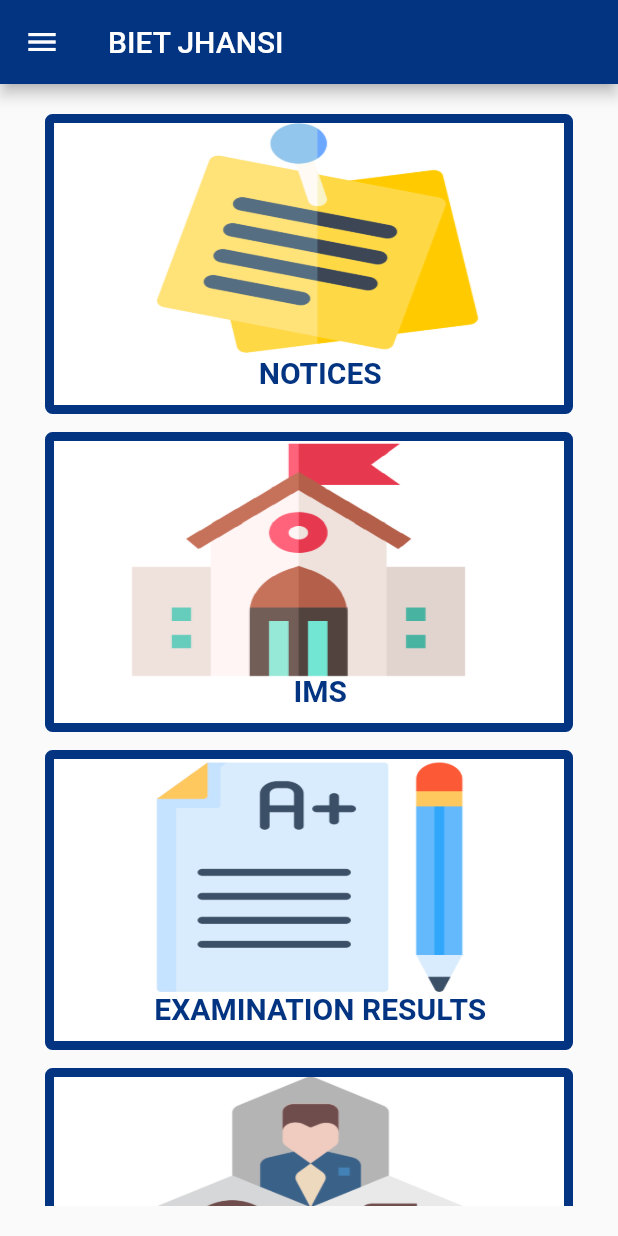
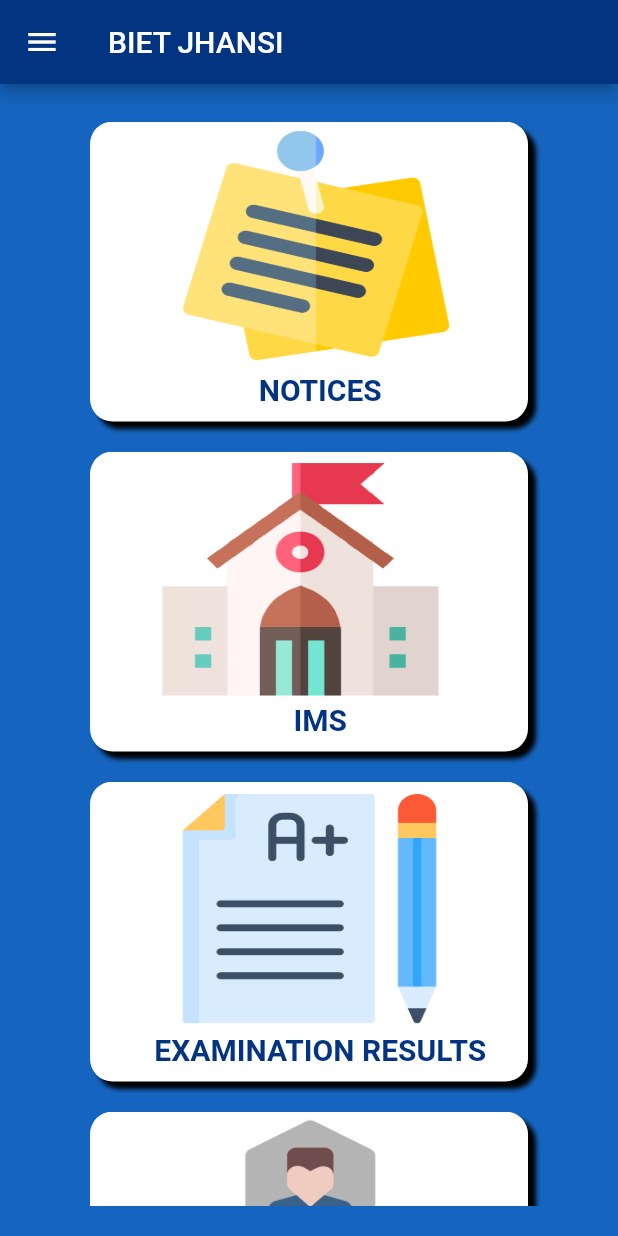
Before and after one commit to sumitks866/application_biet_biet_hacks, a Flutter app: the Home screen opened directly, on a phone screen of 412 x 824 dp. Run offline on Flutter 3.47's test engine with Material 2 defaults, Android fonts, the phone set to English and light mode, and no system bars.

Commit message:
added routing

```diff
--- a/lib/models/draweritem_def.dart
+++ b/lib/models/draweritem_def.dart
@@ -3,6 +3,6 @@ import 'package:flutter/cupertino.dart';
 class DrawerItem{
   String text;
   Icon icon;
-
-  DrawerItem({this.text,this.icon});
+  String screenName ;
+  DrawerItem({this.text,this.icon,this.screenName});
 }
--- a/lib/screens/home.dart
+++ b/lib/screens/home.dart
@@ -3,7 +3,7 @@ import 'package:flutter/material.dart';
 import 'package:application_biet_biet_hacks/models/draweritem_def.dart';
 import 'package:application_biet_biet_hacks/screens/renderDrawer.dart';
 import 'package:application_biet_biet_hacks/models/tiles_def.dart';
-import 'package:application_biet_biet_hacks/screens/tiles.dart';
+import 'package:application_biet_biet_hacks/screens/renderTiles.dart';
 
 class Home extends StatefulWidget {
   @override
@@ -13,12 +13,12 @@ class Home extends StatefulWidget {
 class _HomeState extends State<Home> {
 
   List<DrawerItem> draweritems = [
-    DrawerItem(text: "You",icon: Icon(Icons.person)),
-    DrawerItem(text: "Academics",icon: Icon(Icons.book)),
-    DrawerItem(text: "Training & Placement",icon: Icon(Icons.dashboard)),
-    DrawerItem(text: "Alumni",icon: Icon(Icons.account_balance)),
-    DrawerItem(text: "Grievance Redressal",icon: Icon(Icons.inbox)),
-    DrawerItem(text: "Contact Us",icon: Icon(Icons.mail)),
+    DrawerItem(text: "You",icon: Icon(Icons.person),screenName: '/you'),
+    DrawerItem(text: "Academics",icon: Icon(Icons.book),screenName: '/academics'),
+    DrawerItem(text: "Training & Placement",icon: Icon(Icons.dashboard),screenName: '/tandp'),
+    DrawerItem(text: "Alumni",icon: Icon(Icons.account_balance),screenName: '/alumni'),
+    DrawerItem(text: "Grievance Redressal",icon: Icon(Icons.inbox),screenName: '/grievance'),
+    DrawerItem(text: "Contact Us",icon: Icon(Icons.mail), screenName: '/contact'),
     DrawerItem(text: "Sign Out",icon: Icon(Icons.exit_to_app))
   ];
 
@@ -69,9 +69,15 @@ class _HomeState extends State<Home> {
             ],
           ),
         ),
-        body: Padding(
-          padding: EdgeInsets.all(20.0),
-          child : RenderTiles(),
+        body: Container(
+          decoration: BoxDecoration(
+            color : Colors.blue[800],
+          ),
+          child: Padding(
+            padding: EdgeInsets.all(20.0),
+
+            child : RenderTiles(),
+          ),
         ) ,
       ),
     );
--- a/lib/screens/renderDrawer.dart
+++ b/lib/screens/renderDrawer.dart
@@ -10,7 +10,8 @@ class RenderDrawer extends StatelessWidget {
       title : Text(draweritem.text) ,
       leading: draweritem.icon,
       onTap: () {
-        Navigator.pop(context);
+        // Special case for sign out
+        Navigator.pushNamed(context,draweritem.screenName);
       },
     );
   }
--- a/lib/screens/tiles.dart
+++ b/lib/screens/renderTiles.dart
@@ -22,7 +22,7 @@ class _TilesState extends State<Tiles> {
           isActive = !isActive;
           elevation = 0;
         });
-        //Navigator.pushNamed(context, '${widget.tileitem.screenName}');
+        Navigator.pushNamed(context, '${widget.tileitem.screenName}');
       },
       onTapUp: (_){
         setState(() {
@@ -31,15 +31,24 @@ class _TilesState extends State<Tiles> {
         });
       },
       child: Container(
-        margin: EdgeInsets.fromLTRB(10.0, 0.0, 10.0, 12.0),
+        margin: EdgeInsets.fromLTRB(40.0, 5.0, 40.0, 15.0),
         width: double.maxFinite,
+
         height: 200,
         decoration: BoxDecoration(
-          borderRadius: BorderRadius.circular(5.0),
-          border: Border.all(color: isActive?Colors.grey[700]:Color.fromRGBO(2, 52, 130, 1),width: 6),
+          borderRadius: BorderRadius.circular(15.0),
+          boxShadow: [BoxShadow(
+            color: Colors.black,
+            blurRadius: 2.0,
+
+            offset: Offset(5.0,5.0)
+            ),
+          ],
+         // border: Border.all(color: isActive?Colors.grey[700]:Color.fromRGBO(2, 52, 130, 1),width: 6),
           image: DecorationImage(
             image: AssetImage('${widget.tileitem.imageName}'),
             fit : BoxFit.fill,
+
           ),
         ),
         child: Padding(
--- a/lib/wrapper..dart
+++ b/lib/wrapper..dart
@@ -11,6 +11,6 @@ class Wrapper extends StatefulWidget {
 class _WrapperState extends State<Wrapper> {
   @override
   Widget build(BuildContext context) {
-    return Login();
+    return Home();
   }
 }
```
Also changed, not shown: lib/main.dart (+27 -1 lines), lib/screens/academics.dart (added, +10 -0 lines), lib/screens/alumni.dart (added, +10 -0 lines), lib/screens/contact.dart (added, +10 -0 lines), lib/screens/department.dart (added, +10 -0 lines), lib/screens/gallery.dart (added, +10 -0 lines), lib/screens/grievance.dart (added, +10 -0 lines), lib/screens/ims.dart (added, +10 -0 lines), lib/screens/notice.dart (added, +10 -0 lines), lib/screens/result.dart (added, +10 -0 lines), lib/screens/tandp.dart (added, +10 -0 lines), lib/screens/you.dart (added, +10 -0 lines).
